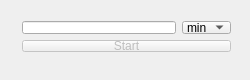
First picture: the form in src/mainwindow.ui, repository AndreWaehlisch/littletimer_githubactions_test, before the edit.
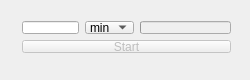
Second picture: the form after the edit.

What changed in the file:
```diff
--- a/src/mainwindow.ui
+++ b/src/mainwindow.ui
@@ -38,7 +38,7 @@
       <x>11</x>
       <y>10</y>
       <width>231</width>
-      <height>53</height>
+      <height>54</height>
      </rect>
     </property>
     <layout class="QVBoxLayout" name="verticalLayout">
@@ -81,6 +81,19 @@
          </item>
         </widget>
        </item>
+       <item>
+        <widget class="QProgressBar" name="progressBar">
+         <property name="enabled">
+          <bool>false</bool>
+         </property>
+         <property name="value">
+          <number>0</number>
+         </property>
+         <property name="format">
+          <string/>
+         </property>
+        </widget>
+       </item>
       </layout>
      </item>
      <item>
```
